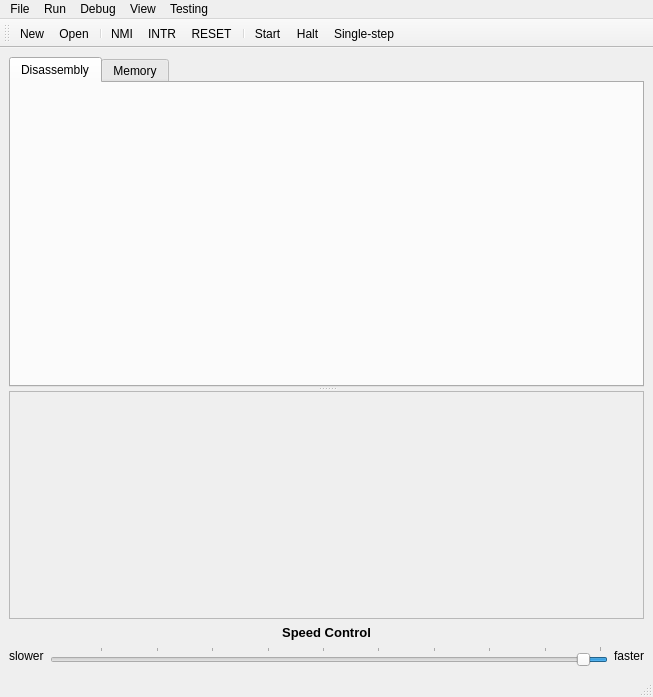
Qt form src/Sim86Window.ui (sundrythoughts/EmuCpu) before a commit.
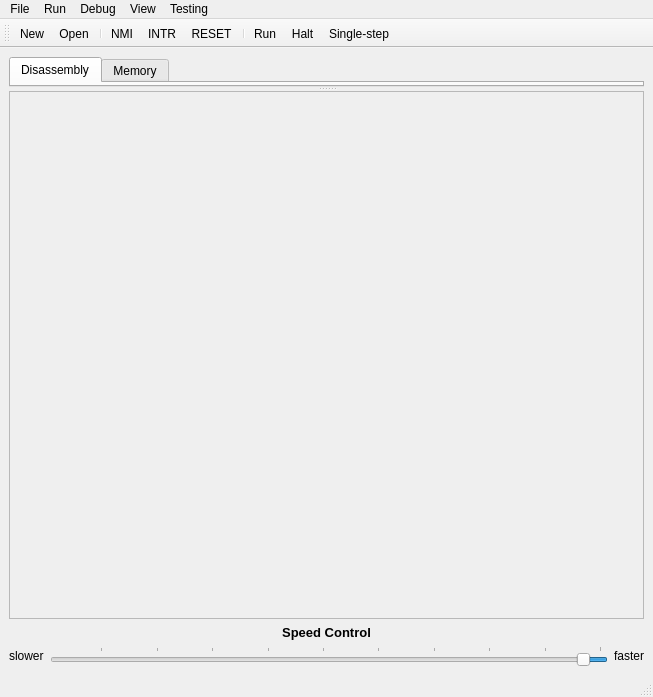
The same form after that commit.

Patch:
```diff
--- a/src/Sim86Window.ui
+++ b/src/Sim86Window.ui
@@ -32,6 +32,12 @@
    <layout class="QVBoxLayout" name="verticalLayout">
     <item>
      <widget class="QSplitter" name="splitter">
+      <property name="sizePolicy">
+       <sizepolicy hsizetype="Preferred" vsizetype="Expanding">
+        <horstretch>0</horstretch>
+        <verstretch>0</verstretch>
+       </sizepolicy>
+      </property>
       <property name="orientation">
        <enum>Qt::Vertical</enum>
       </property>
@@ -66,7 +72,7 @@
        <property name="sizePolicy">
         <sizepolicy hsizetype="Expanding" vsizetype="Expanding">
          <horstretch>0</horstretch>
-         <verstretch>0</verstretch>
+         <verstretch>1</verstretch>
         </sizepolicy>
        </property>
        <property name="frameShape">
@@ -348,7 +354,10 @@
   </action>
   <action name="m_act_run_start">
    <property name="text">
-    <string>Start</string>
+    <string>Run</string>
+   </property>
+   <property name="toolTip">
+    <string>Run</string>
    </property>
    <property name="shortcut">
     <string>F5</string>
```
Left out of the diff: 25 changed lines with no effect on the pictures.
